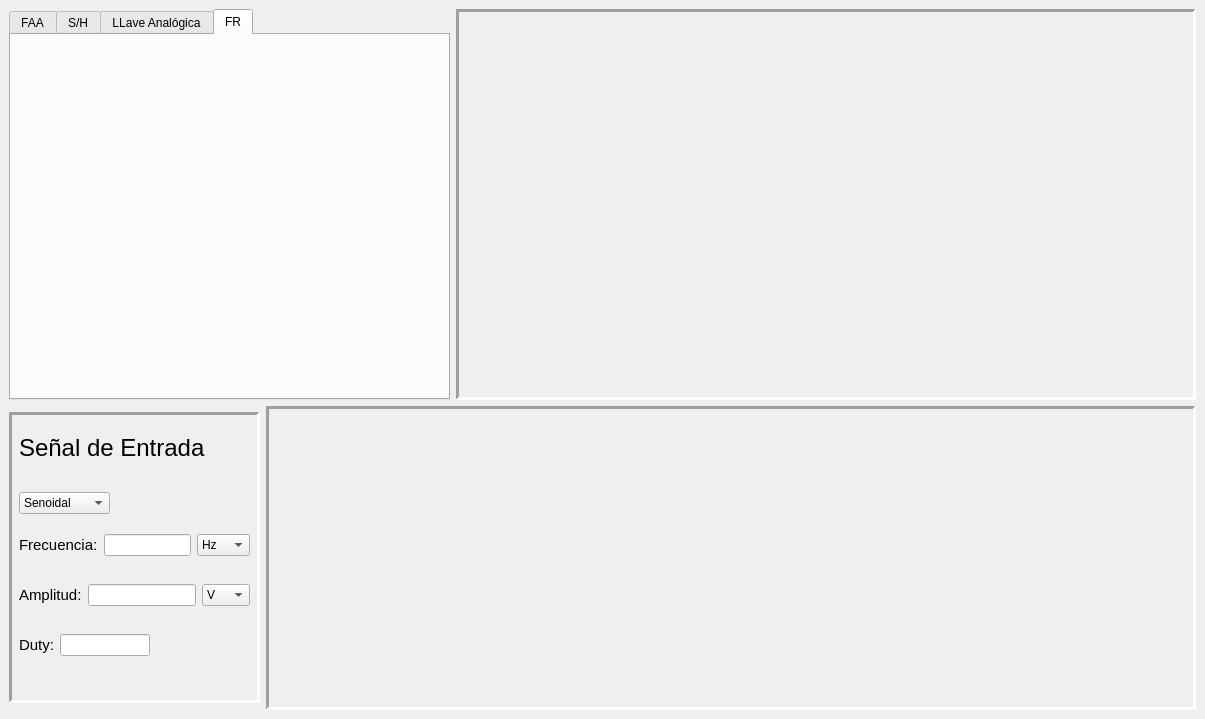
First picture: the form in interfaz.ui, repository agus-fshr/assd-tp-1, before the edit.
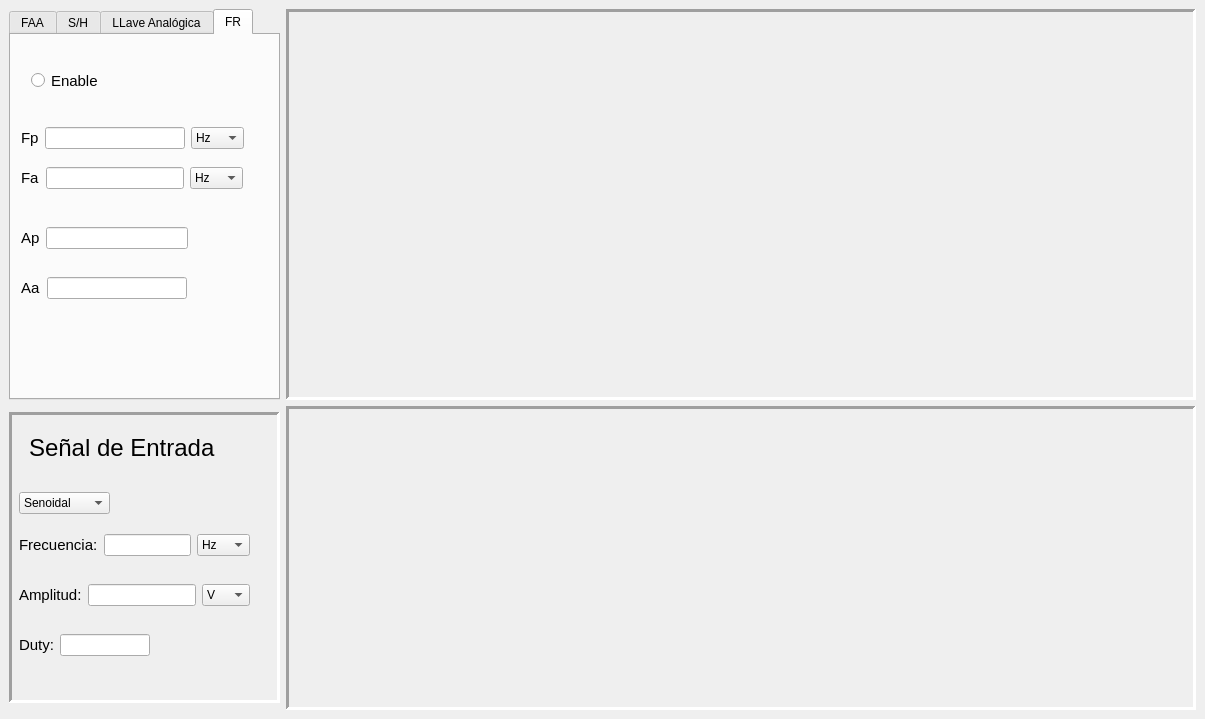
Second picture: the form after the edit. The open tabs and pages were chosen to show the change.

What changed in the file:
```diff
--- a/interfaz.ui
+++ b/interfaz.ui
@@ -16,20 +16,18 @@
   <widget class="QWidget" name="centralwidget">
    <layout class="QGridLayout" name="gridLayout">
     <item row="0" column="0">
-     <layout class="QVBoxLayout" name="verticalLayout">
-      <item>
        <layout class="QHBoxLayout" name="horizontalLayout_4">
         <item>
          <widget class="QTabWidget" name="tabWidget">
           <property name="minimumSize">
            <size>
-            <width>441</width>
+          <width>271</width>
             <height>391</height>
            </size>
           </property>
           <property name="maximumSize">
            <size>
-            <width>441</width>
+          <width>271</width>
             <height>391</height>
            </size>
           </property>
@@ -67,6 +65,162 @@
            <attribute name="title">
             <string>FR</string>
            </attribute>
+         <widget class="QRadioButton" name="radioButton_4">
+          <property name="geometry">
+           <rect>
+            <x>20</x>
+            <y>30</y>
+            <width>91</width>
+            <height>31</height>
+           </rect>
+          </property>
+          <property name="font">
+           <font>
+            <pointsize>11</pointsize>
+            <weight>50</weight>
+            <bold>false</bold>
+           </font>
+          </property>
+          <property name="text">
+           <string>Enable</string>
+          </property>
+         </widget>
+         <widget class="QWidget" name="layoutWidget_3">
+          <property name="geometry">
+           <rect>
+            <x>10</x>
+            <y>90</y>
+            <width>223</width>
+            <height>26</height>
+           </rect>
+          </property>
+          <layout class="QHBoxLayout" name="horizontalLayout_11">
+           <item>
+            <widget class="QLabel" name="label_10">
+             <property name="font">
+              <font>
+               <pointsize>11</pointsize>
+              </font>
+             </property>
+             <property name="text">
+              <string>Fp</string>
+             </property>
+            </widget>
+           </item>
+           <item>
+            <widget class="QLineEdit" name="lineEdit_9"/>
+           </item>
+           <item>
+            <widget class="QComboBox" name="comboBox_7">
+             <item>
+              <property name="text">
+               <string>Hz</string>
+              </property>
+             </item>
+             <item>
+              <property name="text">
+               <string>KHz</string>
+              </property>
+             </item>
+            </widget>
+           </item>
+          </layout>
+         </widget>
+         <widget class="QWidget" name="layoutWidget_4">
+          <property name="geometry">
+           <rect>
+            <x>10</x>
+            <y>130</y>
+            <width>222</width>
+            <height>26</height>
+           </rect>
+          </property>
+          <layout class="QHBoxLayout" name="horizontalLayout_12">
+           <item>
+            <widget class="QLabel" name="label_11">
+             <property name="font">
+              <font>
+               <pointsize>11</pointsize>
+              </font>
+             </property>
+             <property name="text">
+              <string>Fa</string>
+             </property>
+            </widget>
+           </item>
+           <item>
+            <widget class="QLineEdit" name="lineEdit_10"/>
+           </item>
+           <item>
+            <widget class="QComboBox" name="comboBox_8">
+             <item>
+              <property name="text">
+               <string>Hz</string>
+              </property>
+             </item>
+             <item>
+              <property name="text">
+               <string>KHz</string>
+              </property>
+             </item>
+            </widget>
+           </item>
+          </layout>
+         </widget>
+         <widget class="QWidget" name="layoutWidget_5">
+          <property name="geometry">
+           <rect>
+            <x>10</x>
+            <y>190</y>
+            <width>167</width>
+            <height>26</height>
+           </rect>
+          </property>
+          <layout class="QHBoxLayout" name="horizontalLayout_13">
+           <item>
+            <widget class="QLabel" name="label_12">
+             <property name="font">
+              <font>
+               <pointsize>11</pointsize>
+              </font>
+             </property>
+             <property name="text">
+              <string>Ap</string>
+             </property>
+            </widget>
+           </item>
+           <item>
+            <widget class="QLineEdit" name="lineEdit_11"/>
+           </item>
+          </layout>
+         </widget>
+         <widget class="QWidget" name="layoutWidget_6">
+          <property name="geometry">
+           <rect>
+            <x>10</x>
+            <y>240</y>
+            <width>166</width>
+            <height>26</height>
+           </rect>
+          </property>
+          <layout class="QHBoxLayout" name="horizontalLayout_14">
+           <item>
+            <widget class="QLabel" name="label_13">
+             <property name="font">
+              <font>
+               <pointsize>11</pointsize>
+              </font>
+             </property>
+             <property name="text">
+              <string>Aa</string>
+             </property>
+            </widget>
+           </item>
+           <item>
+            <widget class="QLineEdit" name="lineEdit_12"/>
+           </item>
+          </layout>
+         </widget>
           </widget>
          </widget>
         </item>
@@ -74,7 +228,7 @@
          <widget class="QFrame" name="frame">
           <property name="minimumSize">
            <size>
-            <width>731</width>
+          <width>901</width>
             <height>391</height>
            </size>
           </property>
@@ -94,19 +248,19 @@
         </item>
        </layout>
       </item>
-      <item>
+    <item row="1" column="0">
        <layout class="QHBoxLayout" name="horizontalLayout_5">
         <item>
          <widget class="QFrame" name="frame_3">
           <property name="minimumSize">
            <size>
-            <width>251</width>
+          <width>271</width>
             <height>291</height>
            </size>
           </property>
           <property name="maximumSize">
            <size>
-            <width>251</width>
+          <width>271</width>
             <height>291</height>
            </size>
           </property>
@@ -122,7 +276,7 @@
           <widget class="QLabel" name="label">
            <property name="geometry">
             <rect>
-             <x>10</x>
+           <x>20</x>
              <y>20</y>
              <width>231</width>
              <height>31</height>
@@ -286,7 +440,7 @@
          <widget class="QFrame" name="frame_2">
           <property name="minimumSize">
            <size>
-            <width>911</width>
+          <width>901</width>
             <height>291</height>
            </size>
           </property>
@@ -300,8 +454,6 @@
            <number>3</number>
           </property>
          </widget>
-        </item>
-       </layout>
       </item>
      </layout>
     </item>
```
Left out of the diff: 239 changed lines with no effect on the pictures. Lines whose indentation alone changed are shown as unchanged.
